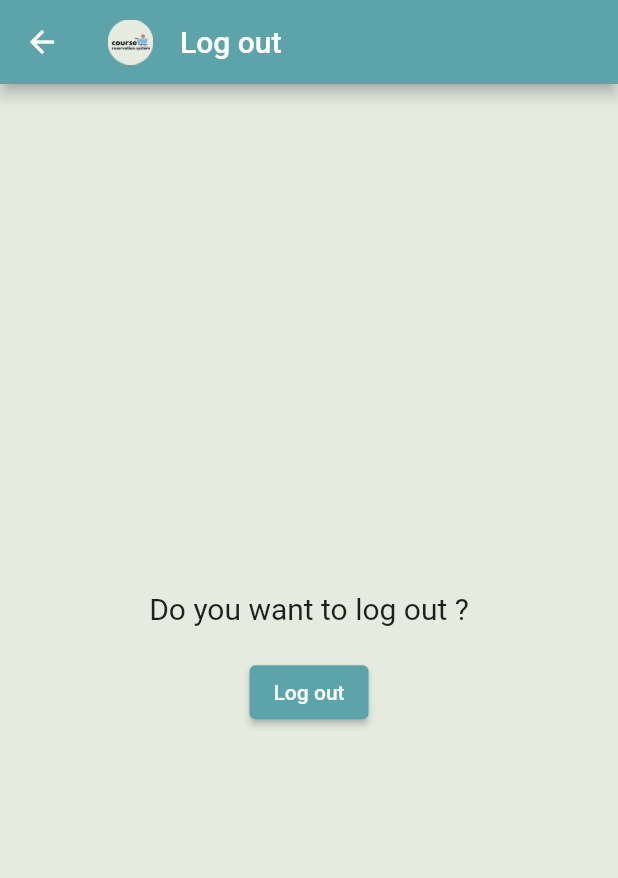
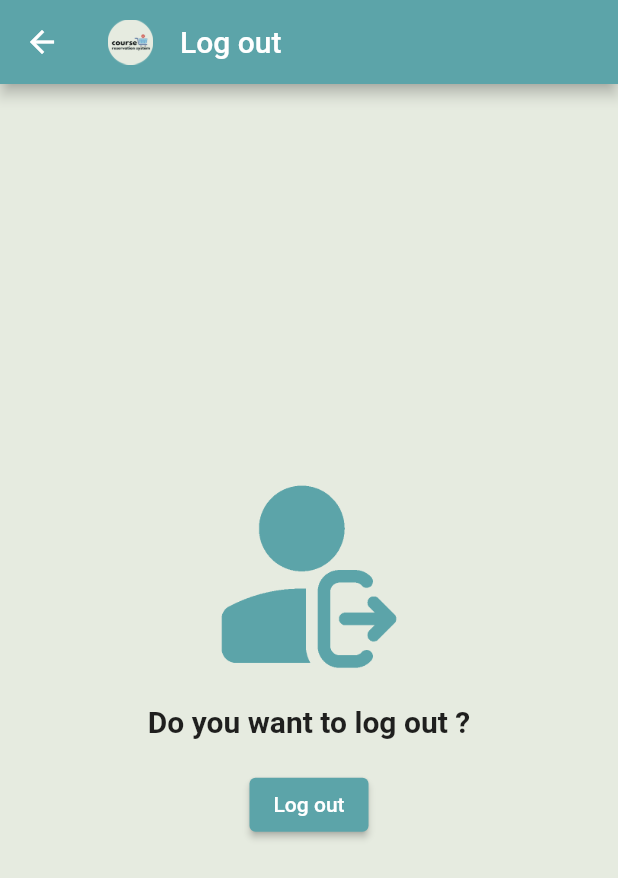
Before and after one commit to robbanee77/flutter_application_1, a Flutter app: the LogoutPage screen opened directly, on a phone screen of 412 x 824 dp. Shown: the top 878 px of the screen. Run offline on Flutter 3.47's test engine with Material 2 defaults, Android fonts, the phone set to English and light mode, and no system bars; our stand-ins replace cloud_firestore, firebase_auth, firebase_core, firebase_messaging, timeline_tile, toggle_switch; accounts and stored records are empty.

Commit message:
ัะัะ

```diff
--- a/lib/screen/LogoutPage.dart
+++ b/lib/screen/LogoutPage.dart
@@ -46,9 +46,19 @@ class _LogoutPageState extends State<LogoutPage> {
         child: Column(
           mainAxisAlignment: MainAxisAlignment.center,
           children: <Widget>[
+            SizedBox(height: 0),
+            Image.asset(
+              "assets/images/logout2.png",
+              width: 130,
+              height: 130,
+            ),
+            SizedBox(height: 20),
             Text(
               'Do you want to log out ?',
-              style: TextStyle(fontSize: 20.0),
+              style: TextStyle(
+                fontSize: 20.0,
+                fontWeight: FontWeight.bold,
+              ),
             ),
             SizedBox(height: 20.0),
             ElevatedButton(
--- a/lib/screen/Search.dart
+++ b/lib/screen/Search.dart
@@ -3,6 +3,7 @@ import 'package:flutter/material.dart';
 import 'package:flutter/cupertino.dart';
 import 'package:firebase_core/firebase_core.dart';
 import 'package:flutter_application_1/screen/LogoutPage.dart';
+import 'package:flutter_application_1/screen/Newhistorystudent.dart';
 import 'package:flutter_application_1/screen/Newnotifstudent.dart';
 import 'package:flutter_application_1/screen/histostu.dart';
 import 'package:flutter_application_1/screen/inforcouse.dart';
@@ -12,15 +13,15 @@ void main() async {
   WidgetsFlutterBinding.ensureInitialized();
   await Firebase.initializeApp();
 
-  runApp(MyApp());
+  runApp(Search());
 }
 
-class MyApp extends StatefulWidget {
+class Search extends StatefulWidget {
   @override
-  State<MyApp> createState() => _MyAppState();
+  State<Search> createState() => _MyAppState();
 }
 
-class _MyAppState extends State<MyApp> {
+class _MyAppState extends State<Search> {
   List _allResults = [];
   List _resultList = [];
   final TextEditingController _searchController = TextEditingController();
@@ -131,7 +132,8 @@ class _MyAppState extends State<MyApp> {
                 onPressed: () {
                   Navigator.push(
                     context,
-                    MaterialPageRoute(builder: (context) => historystu()),
+                    MaterialPageRoute(
+                        builder: (context) => NewHistoryStudent()),
                   );
                 },
               ),
--- a/lib/screen/confirm.dart
+++ b/lib/screen/confirm.dart
@@ -3,6 +3,7 @@ import 'package:flutter/material.dart';
 import 'package:firebase_auth/firebase_auth.dart';
 import 'package:cloud_firestore/cloud_firestore.dart';
 import 'package:flutter_application_1/screen/LogoutPage.dart';
+import 'package:flutter_application_1/screen/Newhistorystudent.dart';
 import 'package:flutter_application_1/screen/Newnotifstudent.dart';
 import 'package:flutter_application_1/screen/STDPage.dart';
 import 'package:flutter_application_1/screen/Search.dart';
@@ -352,7 +353,7 @@ class ConfirmPage extends StatelessWidget {
             onPressed: () {
               Navigator.push(
                 context,
-                MaterialPageRoute(builder: (context) => historystu()),
+                MaterialPageRoute(builder: (context) => NewHistoryStudent()),
               );
             },
           ),
--- a/lib/screen/inforcouse.dart
+++ b/lib/screen/inforcouse.dart
@@ -4,6 +4,7 @@ import 'package:flutter/src/widgets/framework.dart';
 import 'package:firebase_auth/firebase_auth.dart';
 import 'package:cloud_firestore/cloud_firestore.dart';
 import 'package:flutter_application_1/screen/LogoutPage.dart';
+import 'package:flutter_application_1/screen/Newhistorystudent.dart';
 import 'package:flutter_application_1/screen/Newnotifstudent.dart';
 import 'package:flutter_application_1/screen/confirm.dart';
 import 'package:flutter_application_1/screen/histoff.dart';
@@ -205,7 +206,7 @@ class ResultDetailPage extends StatelessWidget {
             onPressed: () {
               Navigator.push(
                 context,
-                MaterialPageRoute(builder: (context) => historystu()),
+                MaterialPageRoute(builder: (context) => NewHistoryStudent()),
               );
             },
           ),
```
Also changed, not shown: lib/screen/Newhistorystudent.dart (added, +154 -0 lines), lib/screen/Newnotifstudent.dart (+9 -1 lines), lib/screen/STDPage.dart (+4 -4 lines), assets/images/logout 1.png (added), assets/images/logout2.png (added).
